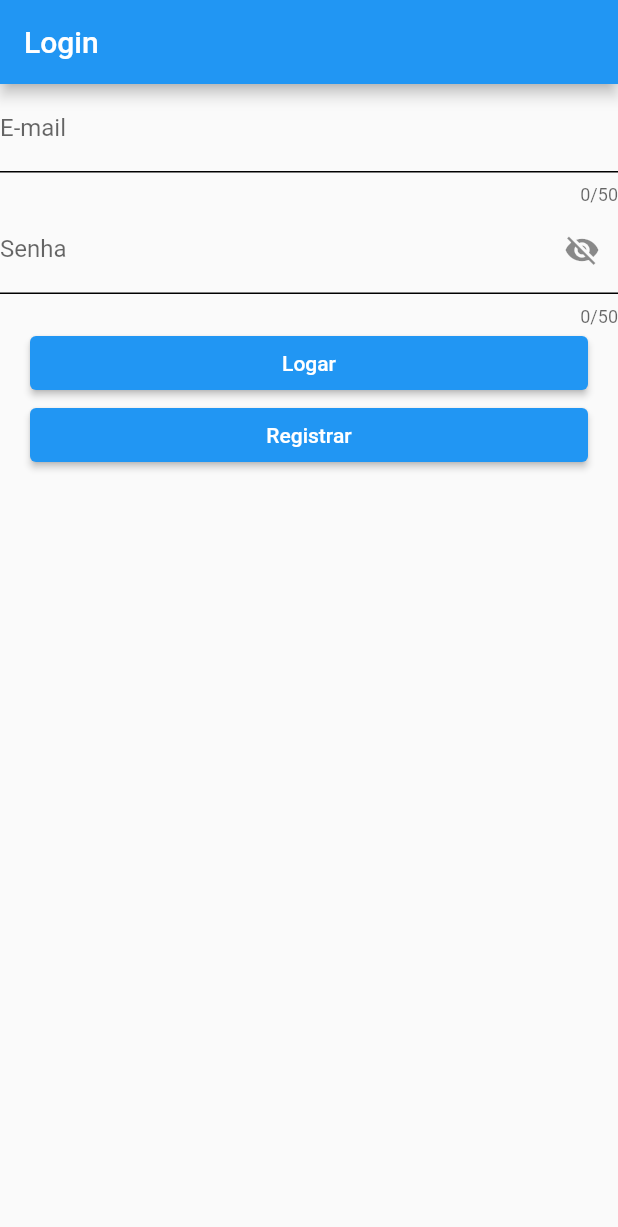
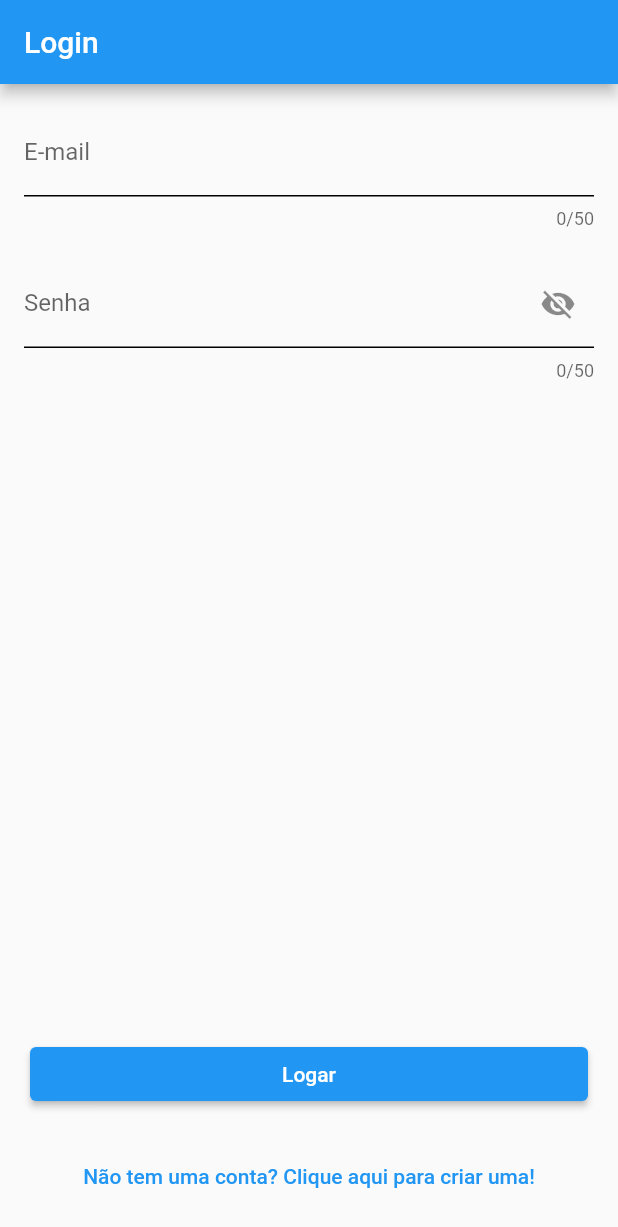
Before and after one commit to GabrielBonil/my_inventory, a Flutter app: the screen it shows after launch, on a phone screen of 412 x 824 dp. Shown: the top 1227 px of the screen. Run offline on Flutter 3.47's test engine with Material 2 defaults, Android fonts, the light colour scheme and no system bars; our stand-ins replace cloud_firestore, email_validator, firebase_auth, firebase_core, flutter_masked_text2, flutter_speed_dial and 1 more; accounts and stored records are empty.

Commit message:
Gerenciador de Modelos
Gerenciador de Modelos (Criar, Editar, Deletar)

Ajustes no Login/Registro

Ajuste do Nome do App no Celular

```diff
--- a/lib/components/custom_stream_builder.dart
+++ b/lib/components/custom_stream_builder.dart
@@ -1,8 +1,8 @@
 import 'package:flutter/material.dart';
 import 'package:cloud_firestore/cloud_firestore.dart';
 import 'package:firebase_auth/firebase_auth.dart';
-import 'package:tg/components/loading.dart';
-import 'package:tg/components/my_items.dart';
+import 'package:myinventory/components/loading.dart';
+import 'package:myinventory/components/my_items.dart';
 
 class CustomStreamBuilder extends StatefulWidget {
   final String caminho;
--- a/lib/components/my_items.dart
+++ b/lib/components/my_items.dart
@@ -1,6 +1,6 @@
 import 'package:cloud_firestore/cloud_firestore.dart';
 import 'package:flutter/material.dart';
-import 'package:tg/components/show_item_modal.dart';
+import 'package:myinventory/components/show_item_modal.dart';
 
 class MyItems extends StatelessWidget {
   final DocumentSnapshot<Object?> document;
--- a/lib/components/show_item_modal.dart
+++ b/lib/components/show_item_modal.dart
@@ -2,7 +2,7 @@ import 'package:cloud_firestore/cloud_firestore.dart';
 import 'package:flutter/material.dart';
 import 'package:flutter/services.dart';
 import 'package:intl/intl.dart';
-import 'package:tg/components/loading.dart';
+import 'package:myinventory/components/loading.dart';
 import 'package:flutter_masked_text2/flutter_masked_text2.dart';
 // import 'package:date_time_picker/date_time_picker.dart';
 
--- a/lib/main.dart
+++ b/lib/main.dart
@@ -1,9 +1,9 @@
 import 'package:firebase_core/firebase_core.dart';
 import 'package:flutter/material.dart';
-import 'package:tg/views/item_list.dart';
-import 'package:tg/views/user_login.dart';
+import 'package:myinventory/views/item_list.dart';
+import 'package:myinventory/views/user_login.dart';
 import 'package:firebase_auth/firebase_auth.dart';
-import 'package:tg/components/loading.dart';
+import 'package:myinventory/components/loading.dart';
 import 'package:flutter/services.dart';
 
 const firebaseConfig = FirebaseOptions(
--- a/lib/views/user_login.dart
+++ b/lib/views/user_login.dart
@@ -16,6 +16,7 @@ class _UserLoginPageState extends State<UserLoginPage> {
   bool registrar = false;
   String email = '';
   String password = '';
+  String confirmPassword = '';
 
   FirebaseAuth auth = FirebaseAuth.instance;
   FirebaseFirestore firestore = FirebaseFirestore.instance;
@@ -24,10 +25,13 @@ class _UserLoginPageState extends State<UserLoginPage> {
     if (value == null || value.isEmpty || value.length < 6) {
       return 'O campo deve ter pelo menos 6 caracteres.';
     }
+    return null;
+  }
 
-    setState(() {
-      password = value;
-    });
+  String? validarConfirmacaoSenha(String? value) {
+    if (value != password) {
+      return 'As senhas não coincidem.';
+    }
     return null;
   }
 
@@ -35,14 +39,9 @@ class _UserLoginPageState extends State<UserLoginPage> {
     if (value == null || value.isEmpty) {
       return 'O campo não pode estar vazio';
     }
-
     if (!EmailValidator.validate(value)) {
-      return 'Digite um E-mail valido!';
+      return 'Digite um E-mail válido!';
     }
-
-    setState(() {
-      email = value;
-    });
     return null;
   }
 
@@ -51,7 +50,6 @@ class _UserLoginPageState extends State<UserLoginPage> {
   void logar(BuildContext context) async {
     if (formKey.currentState!.validate()) {
       formKey.currentState!.save();
-
       try {
         await auth.signInWithEmailAndPassword(
           email: email,
@@ -74,7 +72,6 @@ class _UserLoginPageState extends State<UserLoginPage> {
   void register(BuildContext context) async {
     if (formKey.currentState!.validate()) {
       formKey.currentState!.save();
-
       try {
         await auth.createUserWithEmailAndPassword(
           email: email,
@@ -90,16 +87,16 @@ class _UserLoginPageState extends State<UserLoginPage> {
             .doc(usuario)
             .set({'places': {}});
 
-        //Lógica dos modelos:
+        // Lógica dos modelos:
         Map<String, dynamic> modeloPadrao = {
           "Padrão": {"Nome": "Descrição"},
-          "Nome e Quantidade": {"Nome": "Descrição", "Quantidade": "Número Inteiro"},
+          "Nome e Quantidade": {
+            "Nome": "Descrição",
+            "Quantidade": "Número Inteiro"
+          },
         };
 
-        await firestore
-            .collection('users')
-            .doc(usuario)
-            .set(modeloPadrao);
+        await firestore.collection('users').doc(usuario).set(modeloPadrao);
       } catch (e) {
         Fluttertoast.showToast(
           msg: "Erro ao fazer registro: ${e.toString()}",
@@ -118,34 +115,38 @@ class _UserLoginPageState extends State<UserLoginPage> {
   Widget build(BuildContext context) {
     return Scaffold(
       appBar: AppBar(
-        title: !registrar ? const Text("Login") : const Text("Registrar"),
+        title: Text(registrar ? "Registrar" : "Login"),
       ),
-      body: Form(
+      body: Padding(
+        padding: const EdgeInsets.all(16.0),
+        child: Column(
+          mainAxisAlignment: MainAxisAlignment.spaceBetween,
+          children: [
+            Form(
               key: formKey,
               child: Column(
                 children: [
-            //E-mail
+                  // E-mail
                   TextFormField(
                     maxLength: 50,
                     decoration: const InputDecoration(
-                // icon: Icon(Icons.people_alt_rounded),
                       labelText: "E-mail",
                       hintText: "E-mail",
                       enabledBorder: UnderlineInputBorder(
                         borderSide: BorderSide(color: Colors.black),
                       ),
                     ),
-              onSaved: (newValue) {},
-              // autovalidateMode: AutovalidateMode.onUserInteraction,
                     validator: validarEmail,
+                    onSaved: (value) {
+                      email = value!;
+                    },
                   ),
-
-            //Senha
+                  const SizedBox(height: 20),
+                  // Senha
                   TextFormField(
                     obscureText: !mostrarSenha,
                     maxLength: 50,
                     decoration: InputDecoration(
-                // icon: Icon(Icons.lock),
                       enabledBorder: const UnderlineInputBorder(
                         borderSide: BorderSide(color: Colors.black),
                       ),
@@ -153,7 +154,9 @@ class _UserLoginPageState extends State<UserLoginPage> {
                       hintText: "Senha",
                       suffixIcon: IconButton(
                         icon: Icon(
-                    mostrarSenha ? Icons.visibility : Icons.visibility_off,
+                          mostrarSenha
+                              ? Icons.visibility
+                              : Icons.visibility_off,
                         ),
                         onPressed: () {
                           setState(() {
@@ -163,49 +166,78 @@ class _UserLoginPageState extends State<UserLoginPage> {
                       ),
                     ),
                     validator: validarSenha,
-              // autovalidateMode: AutovalidateMode.onUserInteraction,
+                    onChanged: (value) {
+                      password = value;
+                    },
+                    onSaved: (value) {
+                      password = value!;
+                    },
                   ),
-
-            !registrar
-                ?
-                //Botão Logar
-                SizedBox(
-                    width: MediaQuery.of(context).size.width -
-                        40, //width: double.infinity,
-                    child: ElevatedButton(
-                      onPressed: () => logar(context),
-                      child: const Text("Logar"),
+                  if (registrar) ...[
+                    const SizedBox(height: 20),
+                    // Confirmar Senha
+                    TextFormField(
+                      obscureText: !mostrarSenha,
+                      maxLength: 50,
+                      decoration: InputDecoration(
+                        enabledBorder: const UnderlineInputBorder(
+                          borderSide: BorderSide(color: Colors.black),
                         ),
-                  )
-                : //Botão Registrar
-                SizedBox(
-                    width: MediaQuery.of(context).size.width -
-                        40, //width: double.infinity,
-                    child: ElevatedButton(
-                      onPressed: () => register(context),
-                      child: const Text("Registrar"),
+                        labelText: "Confirmar Senha",
+                        hintText: "Confirmar Senha",
+                        suffixIcon: IconButton(
+                          icon: Icon(
+                            mostrarSenha
+                                ? Icons.visibility
+                                : Icons.visibility_off,
+                          ),
+                          onPressed: () {
+                            setState(() {
+                              mostrarSenha = !mostrarSenha;
+                            });
+                          },
                         ),
                       ),
-            !registrar
-                ? SizedBox(
-                    width: MediaQuery.of(context).size.width -
-                        40, //width: double.infinity,
+                      validator: validarConfirmacaoSenha,
+                      onSaved: (value) {
+                        confirmPassword = value!;
+                      },
+                    ),
+                  ],
+                ],
+              ),
+            ),
+            Column(
+              children: [
+                // Botão Logar ou Registrar
+                SizedBox(
+                  width: MediaQuery.of(context).size.width - 40,
                   child: ElevatedButton(
-                      onPressed: () => setState(() {
+                    onPressed: () {
+                      if (registrar) {
+                        register(context);
+                      } else {
+                        logar(context);
+                      }
+                    },
+                    child: Text(registrar ? "Registrar" : "Logar"),
+                  ),
+                ),
+                const SizedBox(height: 20),
+                // Alternar entre login e registro
+                TextButton(
+                  onPressed: () {
+                    setState(() {
                       registrar = !registrar;
-                      }),
-                      child: const Text("Registrar"),
+                    });
+                  },
+                  child: Text(
+                    registrar
+                        ? "Já tem uma conta? Clique aqui para Logar"
+                        : "Não tem uma conta? Clique aqui para criar uma!",
                   ),
-                  )
-                : SizedBox(
-                    width: MediaQuery.of(context).size.width -
-                        40, //width: double.infinity,
-                    child: ElevatedButton(
-                      onPressed: () => setState(() {
-                        registrar = !registrar;
-                      }),
-                      child: const Text("Logar"),
                 ),
+              ],
             ),
           ],
         ),
--- a/pubspec.yaml
+++ b/pubspec.yaml
@@ -1,4 +1,4 @@
-name: tg
+name: myinventory
 description: A new Flutter project.
 # The following line prevents the package from being accidentally published to
 # pub.dev using `flutter pub publish`. This is preferred for private packages.
```
Also changed, not shown: lib/views/edit_model_page.dart (added, +173 -0 lines), lib/views/item_create.dart (+70 -70 lines), lib/views/item_list.dart (+16 -11 lines), lib/views/item_model.dart (added, +105 -0 lines), 1 other file. Lines whose indentation alone changed are shown as unchanged.
